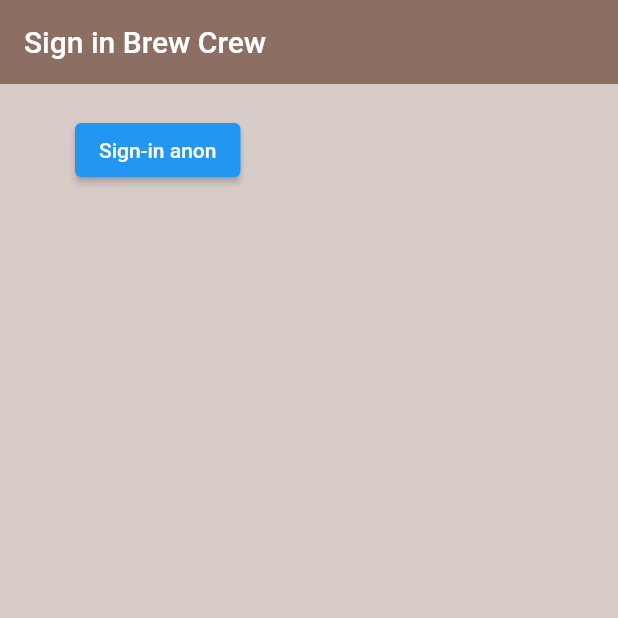
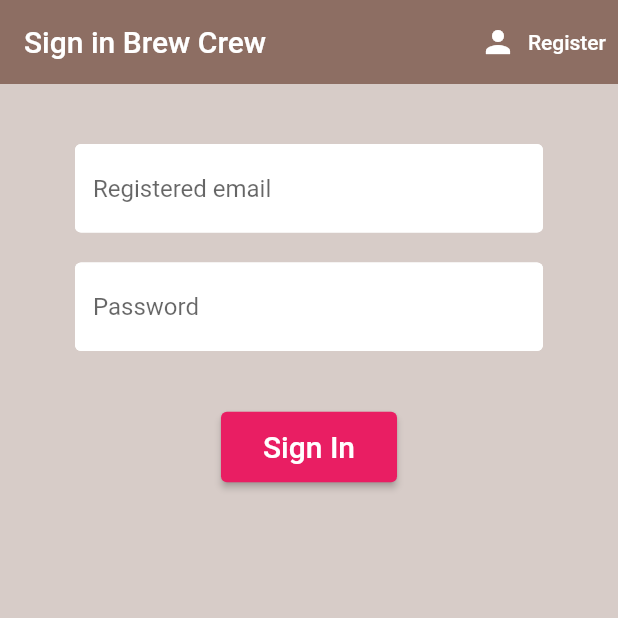
Before and after one commit to srohansahay/brew, a Flutter app: the screen it shows after launch, on a phone screen of 412 x 824 dp, the top half of it. Run offline on Flutter 3.47's test engine with Material 2 defaults, Android fonts, the phone set to English and light mode, and no system bars; our stand-ins replace firebase_auth, flutter_spinkit; accounts and stored records are empty.

Commit message:
second commit

```diff
--- a/lib/main.dart
+++ b/lib/main.dart
@@ -1,21 +1,20 @@
-import 'package:cloud_firestore/cloud_firestore.dart';
+import 'models/user.dart';
+import 'package:ninja_brew_crew/screens/wrapper.dart';
 import 'package:flutter/material.dart';
-import 'package:ninja_brew_crew/screens/wrapper.dart';
-import 'package:firebase_auth/firebase_auth.dart';
+import 'package:ninja_brew_crew/services/auth.dart';
+import 'package:provider/provider.dart';
 
-
-void main() {
-  runApp(MyApp());
-}
-
-
+void main() => runApp(MyApp());
 
 class MyApp extends StatelessWidget {
   // This widget is the root of your application.
   @override
   Widget build(BuildContext context) {
-    return MaterialApp(
-      home: Wrapper(),
+    return StreamProvider<Users>.value(
+      value: AuthService().user,
+      child: MaterialApp(
+        home: Wrapper(),
+      ),
     );
   }
 }
--- /dev/null
+++ b/lib/models/user.dart
@@ -0,0 +1,5 @@
+class Users {
+  final String uid;
+
+  Users({this.uid});
+}
--- a/lib/screens/authenticate/authenticate.dart
+++ b/lib/screens/authenticate/authenticate.dart
@@ -1,4 +1,5 @@
 import 'package:flutter/material.dart';
+import 'package:ninja_brew_crew/screens/authenticate/register.dart';
 import 'package:ninja_brew_crew/screens/authenticate/sign_in.dart';
 
 class Authenticate extends StatefulWidget {
@@ -9,10 +10,20 @@ class Authenticate extends StatefulWidget {
 }
 
 class _AuthenticateState extends State<Authenticate> {
+  bool showSignIn = true;
+
+  void toggleView() {
+    setState(() => showSignIn = !showSignIn);
+  }
+
   @override
   Widget build(BuildContext context) {
-    return Container(
-      child: Sign_in(),
-    );
+    if (showSignIn) {
+      print(showSignIn);
+      return Sign_in(toggleView: toggleView);
+    } else {
+      print(showSignIn);
+      return Register(toggleView: toggleView);
+    }
   }
 }
--- a/lib/screens/authenticate/sign_in.dart
+++ b/lib/screens/authenticate/sign_in.dart
@@ -1,45 +1,110 @@
 import 'package:firebase_auth/firebase_auth.dart';
 import 'package:flutter/material.dart';
 import 'package:ninja_brew_crew/services/auth.dart';
+import 'package:ninja_brew_crew/screens/authenticate/authenticate.dart';
+import 'package:ninja_brew_crew/shared/constants.dart';
+import 'package:ninja_brew_crew/shared/loading.dart';
 
 class Sign_in extends StatefulWidget {
   //const Sign_in({Key key}) : super(key: key);
 
-
+  final Function toggleView;
+  Sign_in({this.toggleView});
 
   @override
   _Sign_inState createState() => _Sign_inState();
 }
 
 class _Sign_inState extends State<Sign_in> {
+  final AuthService _auth = AuthService();
+  final _formkey = GlobalKey<FormState>();
 
-  final AuthService _auth = AuthService();
+  String error = '';
+  bool loading = false;
+
+  String email = '';
+  String password = '';
 
   @override
   Widget build(BuildContext context) {
-    return Scaffold(
+    return loading
+        ? Loading()
+        : Scaffold(
             backgroundColor: Colors.brown[100],
             appBar: AppBar(
               backgroundColor: Colors.brown[400],
               title: Text('Sign in Brew Crew'),
               elevation: 0.0,
+              actions: <Widget>[
+                TextButton.icon(
+                    onPressed: () => widget.toggleView(),
+                    icon: Icon(Icons.person, color: Colors.white),
+                    label: Text(
+                      'Register',
+                      style: TextStyle(color: Colors.white),
+                    ))
+              ],
             ),
             body: Container(
-        padding: EdgeInsets.symmetric(vertical: 20.0,horizontal: 50.0),
-        child: ElevatedButton(
+              padding: EdgeInsets.symmetric(vertical: 20.0, horizontal: 50.0),
+              child: Form(
+                key: _formkey,
+                child: Column(
+                  children: <Widget>[
+                    SizedBox(height: 20.0),
+                    TextFormField(
+                      decoration:
+                          decoration.copyWith(hintText: 'Registered email'),
+                      validator: (val) => val.isEmpty ? 'Enter an email' : null,
+                      onChanged: (val) {
+                        setState(() => email = val);
+                      },
+                    ),
+                    SizedBox(height: 20.0),
+                    TextFormField(
+                      decoration: decoration.copyWith(hintText: 'Password'),
+                      validator: (val) => val.length < 6
+                          ? 'Enter a password with more than 6 characters'
+                          : null,
+                      obscureText: true,
+                      onChanged: (val) {
+                        setState(() => password = val);
+                      },
+                    ),
+                    SizedBox(height: 40.0),
+                    ElevatedButton(
+                      style: ElevatedButton.styleFrom(
+                        primary: Colors.pink,
+                        /* onPrimary: Colors.white,
+                    onSurface: Colors.grey,*/
+                      ),
+                      child: Padding(
+                        padding: const EdgeInsets.all(12.0),
+                        child: Text(
+                          'Sign In',
+                          style: TextStyle(color: Colors.white, fontSize: 20.0),
+                        ),
+                      ),
                       onPressed: () async {
-            dynamic result = await  _auth.signinanon();
+                        if (_formkey.currentState.validate()) {
+                          setState(() => loading = true);
+                          dynamic result = await _auth
+                              .signInwithEmailandPassword(email, password);
+
                           if (result == null) {
-              print('error signing in');
+                            setState(() {
+                              loading = false;
+                              error =
+                                  'Check your email and password once again';
+                            });
                           }
-            else{
-              print('signed in');
-              print(result);
                         }
-
                       },
-          child: Text('Sign-in anon'),
-
+                    ),
+                    SizedBox(height: 12.0),
+                    Text(error, style: TextStyle(color: Colors.red)),
+                  ],
+                ),
               ),
             ),
           );
--- a/lib/screens/wrapper.dart
+++ b/lib/screens/wrapper.dart
@@ -1,12 +1,21 @@
 import 'package:flutter/material.dart';
+import 'package:ninja_brew_crew/models/user.dart';
 import 'package:ninja_brew_crew/screens/authenticate/authenticate.dart';
 import 'package:ninja_brew_crew/screens/home/home.dart';
+import 'package:provider/provider.dart';
 
 class Wrapper extends StatelessWidget {
- // const Wrapper({Key key}) : super(key: key);
+  // const Wrapper({Key key}) : super(key: key);
 
   @override
   Widget build(BuildContext context) {
-    return Authenticate();
+    final user = Provider.of<Users>(context);
+    print(user);
+
+    if (user == null) {
+      return Authenticate();
+    } else {
+      return Home();
+    }
   }
 }
--- /dev/null
+++ b/lib/shared/constants.dart
@@ -0,0 +1,11 @@
+import 'package:flutter/material.dart';
+
+const decoration = InputDecoration(
+  // hintText: 'Email',
+  fillColor: Colors.white,
+  filled: true,
+  enabledBorder: OutlineInputBorder(
+      borderSide: BorderSide(color: Colors.white, width: 2.0)),
+  focusedBorder: OutlineInputBorder(
+      borderSide: BorderSide(color: Colors.pink, width: 2.0)),
+);
```
Also changed, not shown: lib/screens/authenticate/register.dart (added, +103 -0 lines), lib/screens/home/home.dart (+22 -3 lines), lib/services/auth.dart (+53 -15 lines), lib/shared/loading.dart (added, +19 -0 lines), pubspec.yaml (+5 -3 lines), pubspec.lock, 7 other files. Lines whose indentation alone changed are shown as unchanged.
